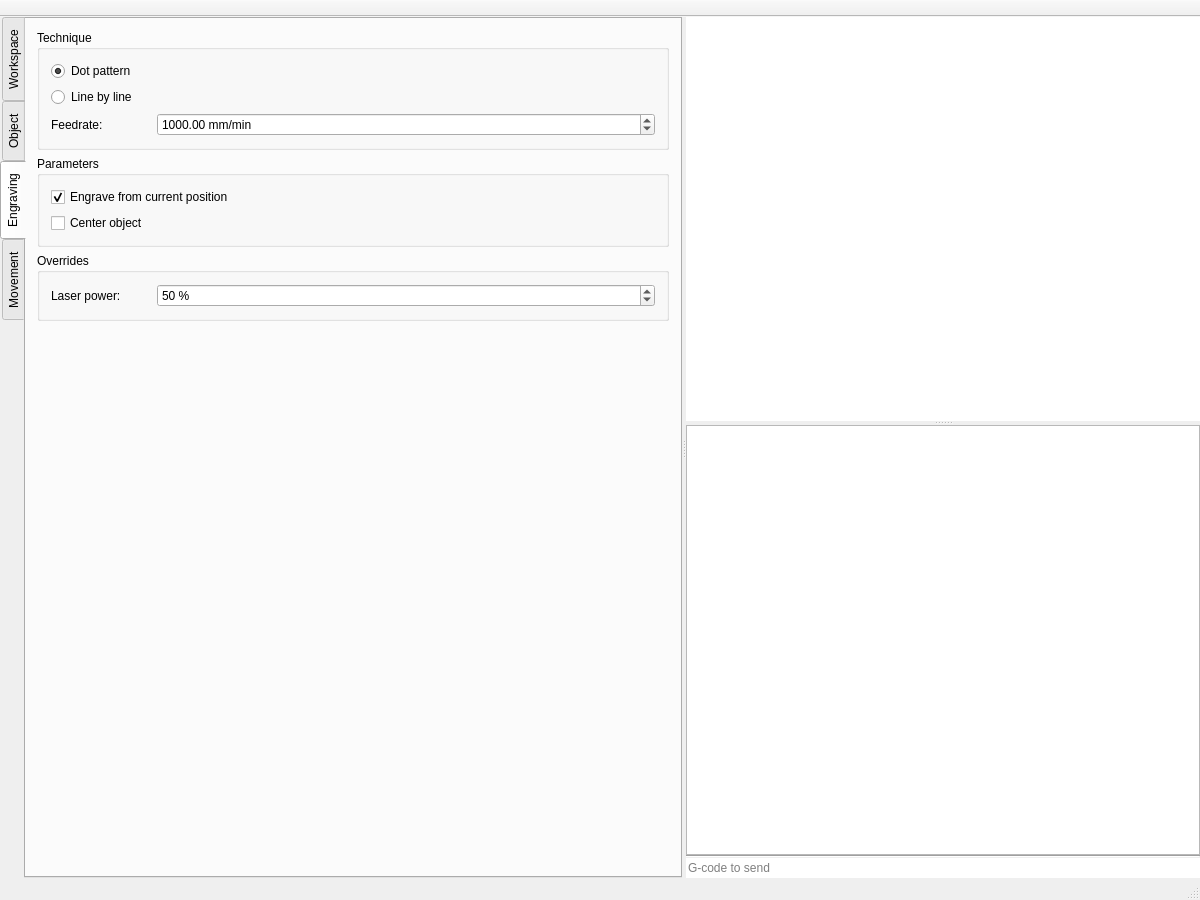
Qt form src/mainwindow.ui (dev-0x7C6/laser-engraver) before a commit.
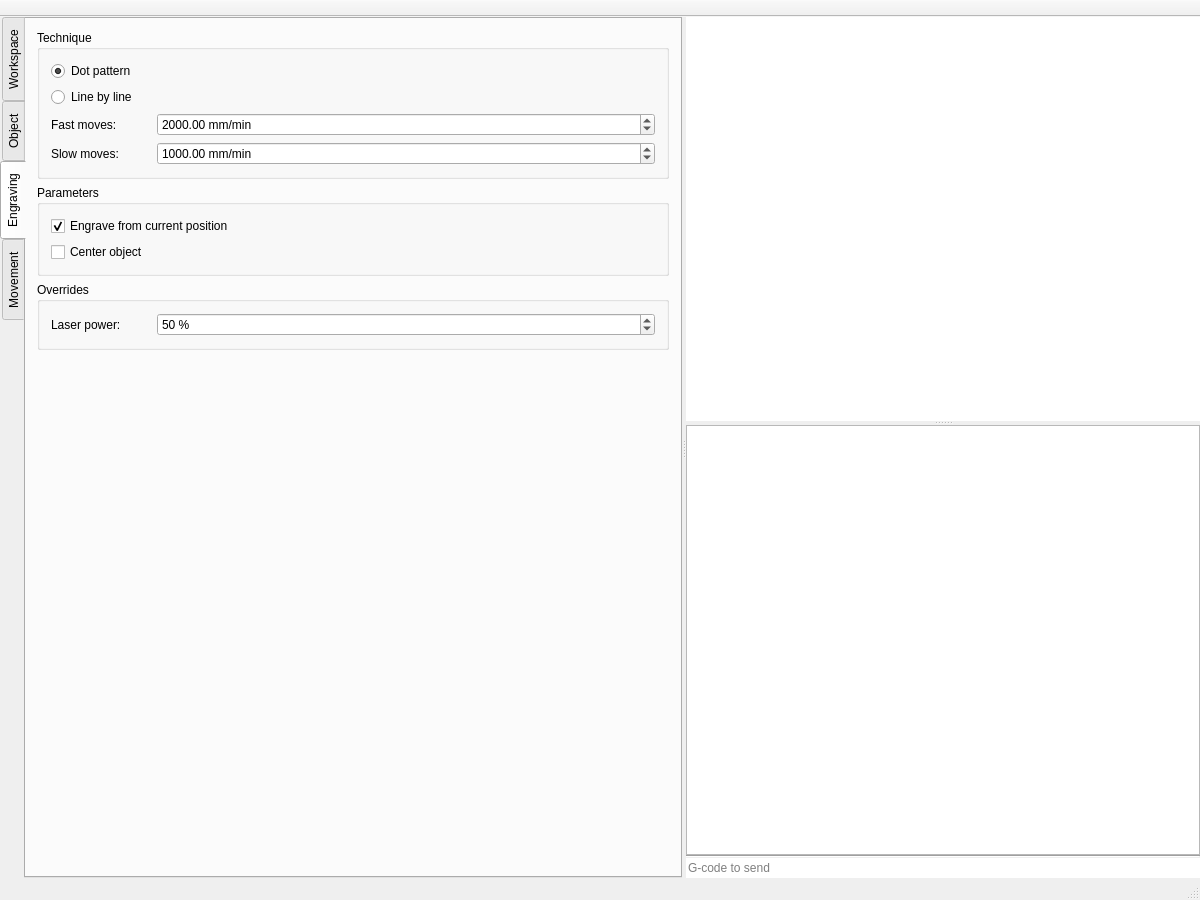
The same form after that commit. Custom widgets are drawn as their Qt base class.

Commit message: semi: removed move_fast, added additional attributes for move.

```diff
--- a/src/mainwindow.ui
+++ b/src/mainwindow.ui
@@ -828,6 +828,48 @@
               </property>
              </widget>
             </item>
+            <item>
+             <layout class="QHBoxLayout" name="horizontalLayout_25">
+              <item>
+               <widget class="QLabel" name="label_15">
+                <property name="minimumSize">
+                 <size>
+                  <width>100</width>
+                  <height>0</height>
+                 </size>
+                </property>
+                <property name="text">
+                 <string>Fast moves:</string>
+                </property>
+               </widget>
+              </item>
+              <item>
+               <widget class="QDoubleSpinBox" name="fast_moves">
+                <property name="sizePolicy">
+                 <sizepolicy hsizetype="Expanding" vsizetype="Fixed">
+                  <horstretch>0</horstretch>
+                  <verstretch>0</verstretch>
+                 </sizepolicy>
+                </property>
+                <property name="prefix">
+                 <string/>
+                </property>
+                <property name="suffix">
+                 <string> mm/min</string>
+                </property>
+                <property name="maximum">
+                 <double>10000.000000000000000</double>
+                </property>
+                <property name="stepType">
+                 <enum>QAbstractSpinBox::AdaptiveDecimalStepType</enum>
+                </property>
+                <property name="value">
+                 <double>2000.000000000000000</double>
+                </property>
+               </widget>
+              </item>
+             </layout>
+            </item>
             <item>
              <layout class="QHBoxLayout" name="horizontalLayout_21">
               <item>
@@ -839,7 +881,7 @@
                  </size>
                 </property>
                 <property name="text">
-                 <string>Feedrate:</string>
+                 <string>Slow moves:</string>
                 </property>
                </widget>
               </item>
```
Left out of the diff: 2 changed lines with no effect on the pictures. The commit also changes 7 other files.
